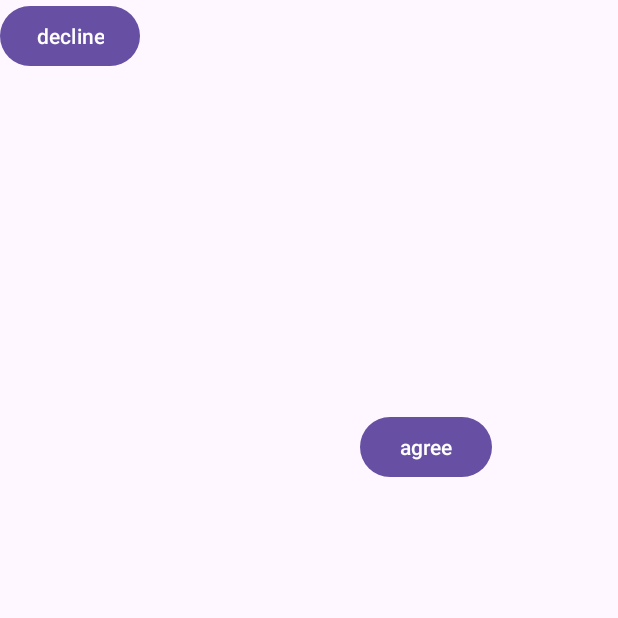
After one commit to noalechner/ALL, an Android app: the ActivityForResult1 screen opened directly, with no data from a screen before it, on a phone screen of 412 x 824 dp, the top half of it. The commit adds this screen. Run offline under Robolectric (Android 15) with nearby library versions, the phone set to English and light mode, and no system bars.

Commit message:
onActivityResult is on the way. details on TopicAnimals

```diff
--- a/app/src/main/AndroidManifest.xml
+++ b/app/src/main/AndroidManifest.xml
@@ -16,6 +16,9 @@
         android:supportsRtl="true"
         android:theme="@style/Theme.Final"
         tools:targetApi="31">
+        <activity
+            android:name=".ActivityForResult1"
+            android:exported="false" />
         <activity
             android:name=".TopicCancerPatients"
             android:exported="false" />
--- /dev/null
+++ b/app/src/main/java/com/example/afinal/ActivityForResult1.java
@@ -0,0 +1,55 @@
+package com.example.afinal;
+
+import android.content.Intent;
+import android.os.Bundle;
+import android.view.View;
+import android.widget.Button;
+import android.widget.TextView;
+
+import androidx.activity.EdgeToEdge;
+import androidx.appcompat.app.AppCompatActivity;
+import androidx.core.graphics.Insets;
+import androidx.core.view.ViewCompat;
+import androidx.core.view.WindowInsetsCompat;
+
+public class ActivityForResult1 extends AppCompatActivity {
+    private Button agree;
+    private Button decline;
+    private TextView dataView;
+
+    @Override
+    protected void onCreate(Bundle savedInstanceState) {
+        super.onCreate(savedInstanceState);
+        EdgeToEdge.enable(this);
+        setContentView(R.layout.activity_for_result1);
+        agree= findViewById(R.id.agree);
+        decline= findViewById(R.id.decline);
+        dataView= findViewById(R.id.text);
+        ViewCompat.setOnApplyWindowInsetsListener(findViewById(R.id.main), (v, insets) -> {
+            Insets systemBars = insets.getInsets(WindowInsetsCompat.Type.systemBars());
+            v.setPadding(systemBars.left, systemBars.top, systemBars.right, systemBars.bottom);
+            return insets;
+        });
+        Intent intent = getIntent();
+        String dataString = intent.getStringExtra("data");
+        dataView.setText(dataString);
+        agree.setOnClickListener(new View.OnClickListener() {
+            @Override
+            public void onClick(View v) {
+                Intent intent = new Intent();
+                setResult(1, intent);
+                finish();
+            }
+        });
+        decline.setOnClickListener(new View.OnClickListener() {
+            @Override
+            public void onClick(View v) {
+                Intent intent = new Intent();
+                setResult(0, intent);
+                finish();
+            }
+        });
+
+
+    }
+}
--- /dev/null
+++ b/app/src/main/res/layout/activity_for_result1.xml
@@ -0,0 +1,38 @@
+<?xml version="1.0" encoding="utf-8"?>
+<androidx.constraintlayout.widget.ConstraintLayout xmlns:android="http://schemas.android.com/apk/res/android"
+    xmlns:app="http://schemas.android.com/apk/res-auto"
+    xmlns:tools="http://schemas.android.com/tools"
+    android:id="@+id/main"
+    android:layout_width="match_parent"
+    android:layout_height="match_parent"
+    tools:context=".ActivityForResult1">
+
+    <Button
+        android:id="@+id/decline"
+        android:layout_width="wrap_content"
+        android:layout_height="wrap_content"
+        android:text="decline"
+        tools:layout_editor_absoluteX="114dp"
+        tools:layout_editor_absoluteY="194dp" />
+
+    <TextView
+        android:id="@+id/text"
+        android:layout_width="wrap_content"
+        android:layout_height="wrap_content"
+        android:text="TextView"
+        tools:layout_editor_absoluteX="164dp"
+        tools:layout_editor_absoluteY="342dp" />
+
+    <Button
+        android:id="@+id/agree"
+        android:layout_width="wrap_content"
+        android:layout_height="wrap_content"
+        android:text="agree"
+        app:layout_constraintBottom_toBottomOf="parent"
+        app:layout_constraintEnd_toEndOf="parent"
+        app:layout_constraintHorizontal_bias="0.74"
+        app:layout_constraintStart_toStartOf="parent"
+        app:layout_constraintTop_toTopOf="parent"
+        app:layout_constraintVertical_bias="0.353" />
+
+</androidx.constraintlayout.widget.ConstraintLayout>
```
Also changed, not shown: app/src/main/java/com/example/afinal/TopicAnimals.java (+49 -7 lines), app/src/main/res/layout/activity_topic_animals.xml (+8 -0 lines).
